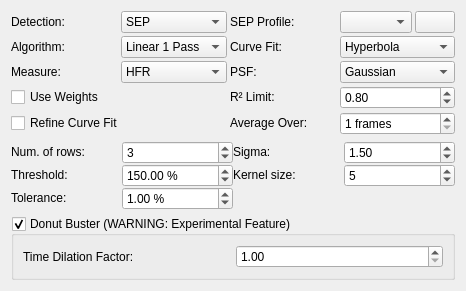
KDE/kstars, file kstars/ekos/focus/opsfocusprocess.ui: the form before one commit.
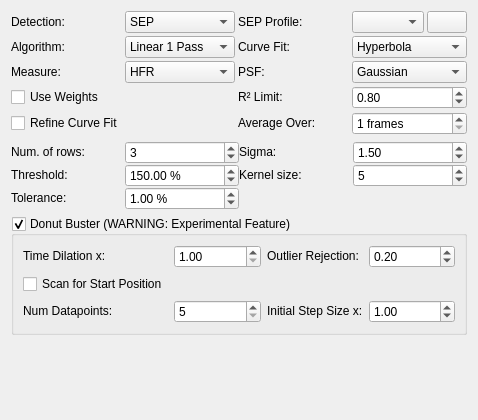
The form after the commit.

What changed in the file:
```diff
--- a/kstars/ekos/focus/opsfocusprocess.ui
+++ b/kstars/ekos/focus/opsfocusprocess.ui
@@ -6,8 +6,8 @@
    <rect>
     <x>0</x>
     <y>0</y>
-    <width>466</width>
-    <height>280</height>
+    <width>478</width>
+    <height>420</height>
    </rect>
   </property>
   <property name="windowTitle">
@@ -632,6 +632,12 @@
    </item>
    <item>
     <widget class="QGroupBox" name="focusDonut">
+     <property name="sizePolicy">
+      <sizepolicy hsizetype="Preferred" vsizetype="Fixed">
+       <horstretch>0</horstretch>
+       <verstretch>0</verstretch>
+      </sizepolicy>
+     </property>
      <property name="toolTip">
       <string>&lt;html&gt;&lt;head/&gt;&lt;body&gt;&lt;p&gt;Check to enable Donut Busting functionality. Use on telescopes with a central obstruction that create donut shaped stars when defocused.&lt;/p&gt;&lt;p&gt;This is a currently an experimental feature that should be used with caution.&lt;/p&gt;&lt;/body&gt;&lt;/html&gt;</string>
      </property>
@@ -653,14 +659,49 @@
         <property name="enabled">
          <bool>true</bool>
         </property>
+        <property name="sizePolicy">
+         <sizepolicy hsizetype="Preferred" vsizetype="Fixed">
+          <horstretch>0</horstretch>
+          <verstretch>0</verstretch>
+         </sizepolicy>
+        </property>
         <property name="text">
-         <string>Time Dilation Factor:</string>
+         <string>Time Dilation x:</string>
         </property>
         <property name="buddy">
          <cstring>focusTimeDilation</cstring>
         </property>
        </widget>
       </item>
+      <item row="2" column="0">
+       <widget class="QCheckBox" name="focusScanStartPos">
+        <property name="toolTip">
+         <string>&lt;html&gt;&lt;head/&gt;&lt;body&gt;&lt;p&gt;Check to scan for a start position. The algorithm will look for a minimum data point using Num Datapoints.&lt;/p&gt;&lt;/body&gt;&lt;/html&gt;</string>
+        </property>
+        <property name="text">
+         <string>Scan for Start Position</string>
+        </property>
+       </widget>
+      </item>
+      <item row="3" column="1">
+       <widget class="QSpinBox" name="focusScanDatapoints">
+        <property name="toolTip">
+         <string>When Scan for Start Position is checked this is the number of datapoints to use.</string>
+        </property>
+        <property name="readOnly">
+         <bool>false</bool>
+        </property>
+        <property name="minimum">
+         <number>5</number>
+        </property>
+        <property name="maximum">
+         <number>11</number>
+        </property>
+        <property name="singleStep">
+         <number>2</number>
+        </property>
+       </widget>
+      </item>
       <item row="0" column="1">
        <widget class="QDoubleSpinBox" name="focusTimeDilation">
         <property name="enabled">
@@ -683,6 +724,80 @@
         </property>
        </widget>
       </item>
+      <item row="3" column="0">
+       <widget class="QLabel" name="label_3">
+        <property name="sizePolicy">
+         <sizepolicy hsizetype="Preferred" vsizetype="Fixed">
+          <horstretch>0</horstretch>
+          <verstretch>0</verstretch>
+         </sizepolicy>
+        </property>
+        <property name="text">
+         <string>Num Datapoints:</string>
+        </property>
+       </widget>
+      </item>
+      <item row="0" column="2">
+       <widget class="QLabel" name="label_2">
+        <property name="sizePolicy">
+         <sizepolicy hsizetype="Preferred" vsizetype="Fixed">
+          <horstretch>0</horstretch>
+          <verstretch>0</verstretch>
+         </sizepolicy>
+        </property>
+        <property name="text">
+         <string>Outlier Rejection:</string>
+        </property>
+        <property name="buddy">
+         <cstring>focusOutlierRejection</cstring>
+        </property>
+       </widget>
+      </item>
+      <item row="0" column="3">
+       <widget class="QDoubleSpinBox" name="focusOutlierRejection">
+        <property name="toolTip">
+         <string>&lt;html&gt;&lt;head/&gt;&lt;body&gt;&lt;p&gt;How aggressively to apply Outlier Rejection. Higher values reject more outliers.&lt;/p&gt;&lt;p&gt;Refine Curve Fit must be set for this option to be active.&lt;/p&gt;&lt;/body&gt;&lt;/html&gt;</string>
+        </property>
+        <property name="maximum">
+         <double>0.400000000000000</double>
+        </property>
+        <property name="singleStep">
+         <double>0.100000000000000</double>
+        </property>
+        <property name="value">
+         <double>0.200000000000000</double>
+        </property>
+       </widget>
+      </item>
+      <item row="3" column="2">
+       <widget class="QLabel" name="label_4">
+        <property name="sizePolicy">
+         <sizepolicy hsizetype="Preferred" vsizetype="Fixed">
+          <horstretch>0</horstretch>
+          <verstretch>0</verstretch>
+         </sizepolicy>
+        </property>
+        <property name="toolTip">
+         <string>When Scan for Start Position is checked, the scan uses a step size = Initial Step Size multiplier by Initial Step Size x.</string>
+        </property>
+        <property name="text">
+         <string>Initial Step Size x:</string>
+        </property>
+       </widget>
+      </item>
+      <item row="3" column="3">
+       <widget class="QDoubleSpinBox" name="focusScanStepSizeFactor">
+        <property name="minimum">
+         <double>0.100000000000000</double>
+        </property>
+        <property name="maximum">
+         <double>10.000000000000000</double>
+        </property>
+        <property name="value">
+         <double>1.000000000000000</double>
+        </property>
+       </widget>
+      </item>
      </layout>
     </widget>
    </item>
```
